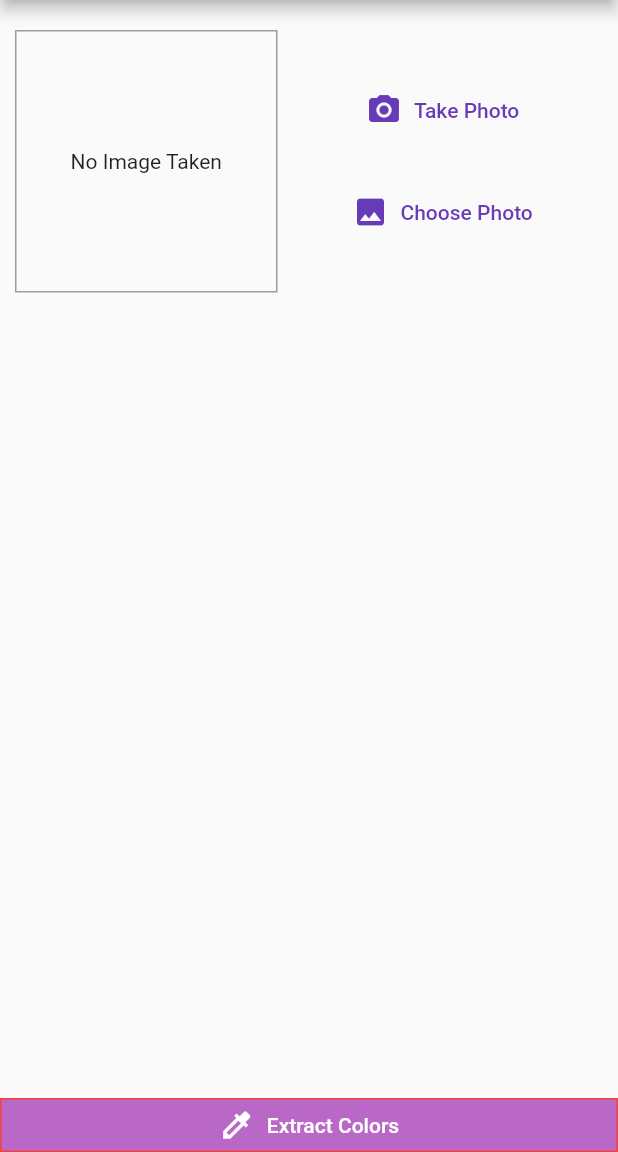
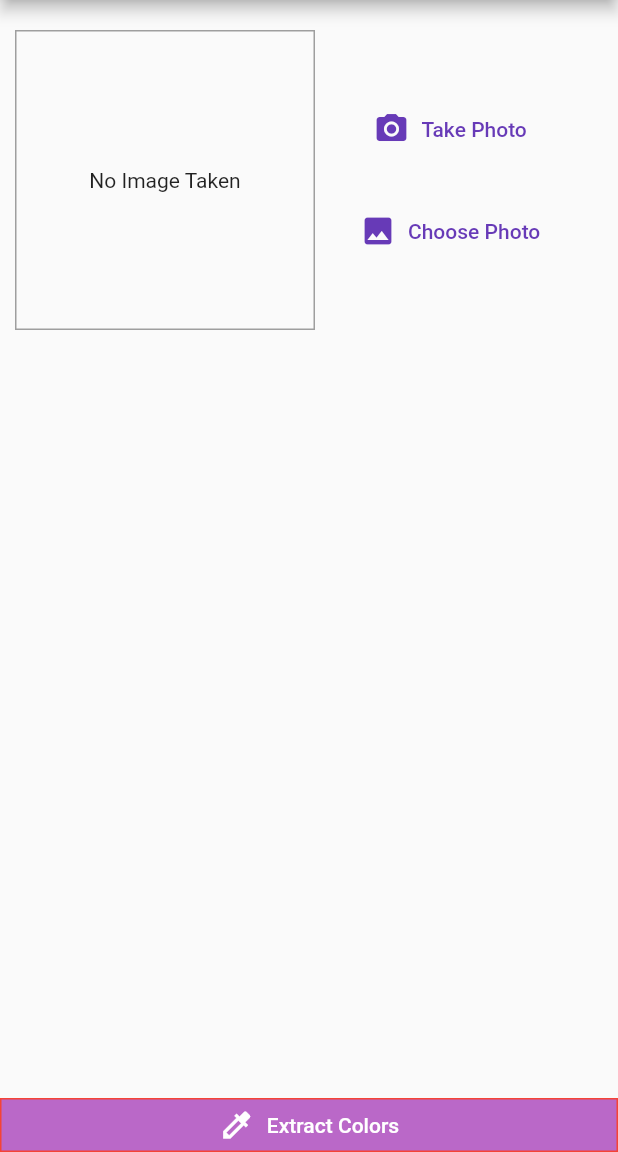
Before and after one commit to LRS4/colorextractor, a Flutter app: the screen it shows after launch, on a phone screen of 412 x 824 dp, the part 84-1236 px from its top. Run offline on Flutter 3.47's test engine with Material 2 defaults, Android fonts, the phone set to English and light mode, and no system bars; our stand-ins replace image_picker.

Commit message:
Increase image preview size

```diff
--- a/lib/widgets/image_input.dart
+++ b/lib/widgets/image_input.dart
@@ -37,8 +37,8 @@ class _ImageInputState extends State<ImageInput> {
     return Row(
       children: <Widget>[
         Container(
-          width: 175,
-          height: 175,
+          width: 200,
+          height: 200,
           decoration: BoxDecoration(
             border: Border.all(width: 1, color: Colors.grey)
           ),
@@ -68,7 +68,7 @@ class _ImageInputState extends State<ImageInput> {
               },
               style: ButtonStyle(
                 padding: MaterialStateProperty.all<EdgeInsetsGeometry>(
-                  EdgeInsets.only(left: 40, right: 40)
+                  EdgeInsets.only(left: 20, right: 20)
                 )
               )
             ),
@@ -81,7 +81,7 @@ class _ImageInputState extends State<ImageInput> {
               },
               style: ButtonStyle(
                 padding: MaterialStateProperty.all<EdgeInsetsGeometry>(
-                  EdgeInsets.only(left: 40, right: 40)
+                  EdgeInsets.only(left: 20, right: 20)
                 )
               )
             )
```
